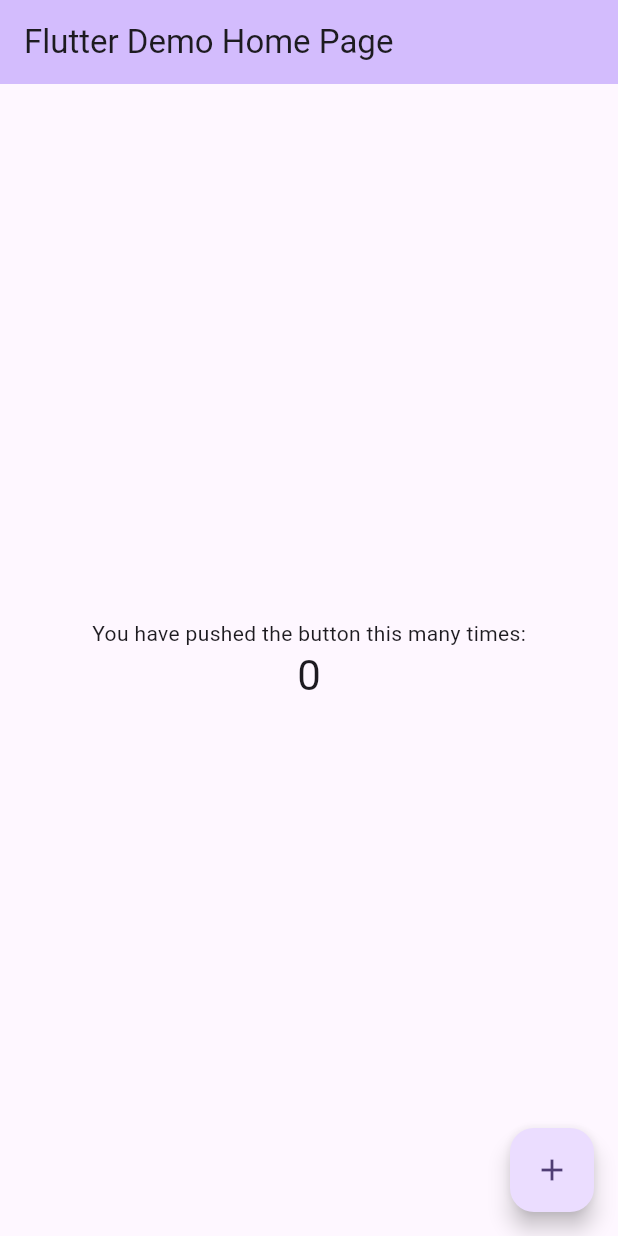
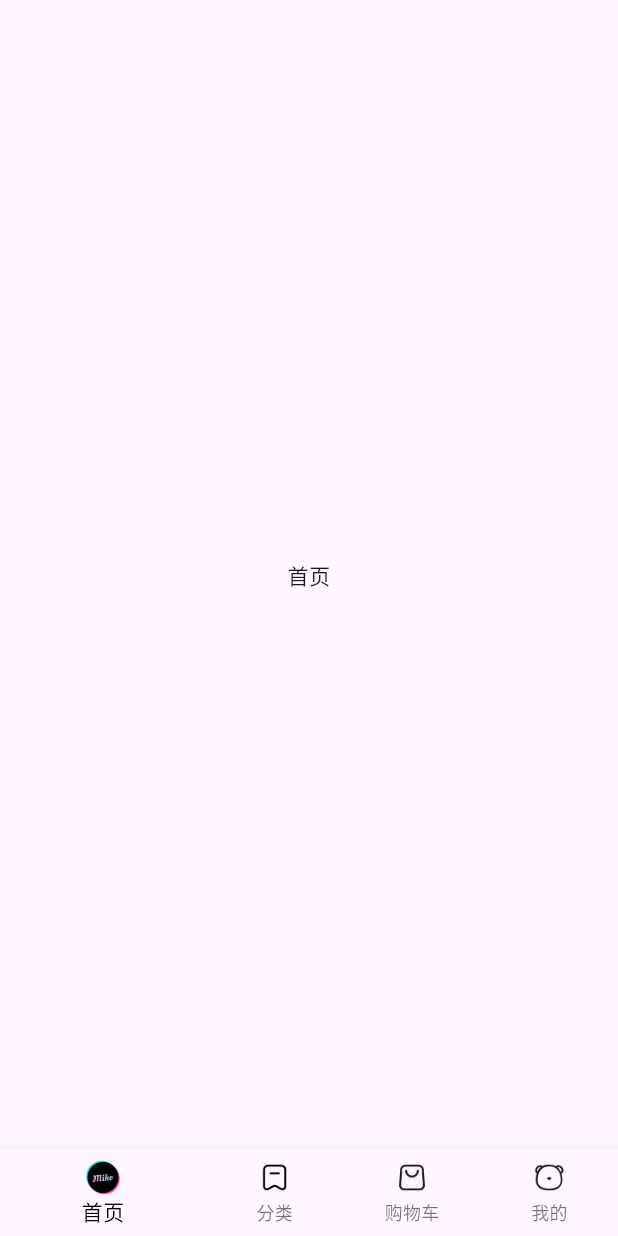
Before and after one commit to qingwajiao/flutter-pro-me-shop, a Flutter app: the screen it shows after launch, on a phone screen of 412 x 824 dp. Run offline on Flutter 3.47's test engine with Material 3 defaults, Android fonts, the phone set to English and light mode, and no system bars.

Commit message:
主页tab栏实现

```diff
--- a/lib/main.dart
+++ b/lib/main.dart
@@ -1,122 +1,6 @@
 import 'package:flutter/material.dart';
+import 'routes/index.dart';
 
-void main() {
-  runApp(const MyApp());
+void main(List<String> args) {
+  runApp(getRootWiget());
 }
-
-class MyApp extends StatelessWidget {
-  const MyApp({super.key});
-
-  // This widget is the root of your application.
-  @override
-  Widget build(BuildContext context) {
-    return MaterialApp(
-      title: 'Flutter Demo',
-      theme: ThemeData(
-        // This is the theme of your application.
-        //
-        // TRY THIS: Try running your application with "flutter run". You'll see
-        // the application has a purple toolbar. Then, without quitting the app,
-        // try changing the seedColor in the colorScheme below to Colors.green
-        // and then invoke "hot reload" (save your changes or press the "hot
-        // reload" button in a Flutter-supported IDE, or press "r" if you used
-        // the command line to start the app).
-        //
-        // Notice that the counter didn't reset back to zero; the application
-        // state is not lost during the reload. To reset the state, use hot
-        // restart instead.
-        //
-        // This works for code too, not just values: Most code changes can be
-        // tested with just a hot reload.
-        colorScheme: .fromSeed(seedColor: Colors.deepPurple),
-      ),
-      home: const MyHomePage(title: 'Flutter Demo Home Page'),
-    );
-  }
-}
-
-class MyHomePage extends StatefulWidget {
-  const MyHomePage({super.key, required this.title});
-
-  // This widget is the home page of your application. It is stateful, meaning
-  // that it has a State object (defined below) that contains fields that affect
-  // how it looks.
-
-  // This class is the configuration for the state. It holds the values (in this
-  // case the title) provided by the parent (in this case the App widget) and
-  // used by the build method of the State. Fields in a Widget subclass are
-  // always marked "final".
-
-  final String title;
-
-  @override
-  State<MyHomePage> createState() => _MyHomePageState();
-}
-
-class _MyHomePageState extends State<MyHomePage> {
-  int _counter = 0;
-
-  void _incrementCounter() {
-    setState(() {
-      // This call to setState tells the Flutter framework that something has
-      // changed in this State, which causes it to rerun the build method below
-      // so that the display can reflect the updated values. If we changed
-      // _counter without calling setState(), then the build method would not be
-      // called again, and so nothing would appear to happen.
-      _counter++;
-    });
-  }
-
-  @override
-  Widget build(BuildContext context) {
-    // This method is rerun every time setState is called, for instance as done
-    // by the _incrementCounter method above.
-    //
-    // The Flutter framework has been optimized to make rerunning build methods
-    // fast, so that you can just rebuild anything that needs updating rather
-    // than having to individually change instances of widgets.
-    return Scaffold(
-      appBar: AppBar(
-        // TRY THIS: Try changing the color here to a specific color (to
-        // Colors.amber, perhaps?) and trigger a hot reload to see the AppBar
-        // change color while the other colors stay the same.
-        backgroundColor: Theme.of(context).colorScheme.inversePrimary,
-        // Here we take the value from the MyHomePage object that was created by
-        // the App.build method, and use it to set our appbar title.
-        title: Text(widget.title),
-      ),
-      body: Center(
-        // Center is a layout widget. It takes a single child and positions it
-        // in the middle of the parent.
-        child: Column(
-          // Column is also a layout widget. It takes a list of children and
-          // arranges them vertically. By default, it sizes itself to fit its
-          // children horizontally, and tries to be as tall as its parent.
-          //
-          // Column has various properties to control how it sizes itself and
-          // how it positions its children. Here we use mainAxisAlignment to
-          // center the children vertically; the main axis here is the vertical
-          // axis because Columns are vertical (the cross axis would be
-          // horizontal).
-          //
-          // TRY THIS: Invoke "debug painting" (choose the "Toggle Debug Paint"
-          // action in the IDE, or press "p" in the console), to see the
-          // wireframe for each widget.
-          mainAxisAlignment: .center,
-          children: [
-            const Text('You have pushed the button this many times:'),
-            Text(
-              '$_counter',
-              style: Theme.of(context).textTheme.headlineMedium,
-            ),
-          ],
-        ),
-      ),
-      floatingActionButton: FloatingActionButton(
-        onPressed: _incrementCounter,
-        tooltip: 'Increment',
-        child: const Icon(Icons.add),
-      ),
-    );
-  }
-}
--- /dev/null
+++ b/lib/pages/Home/index.dart
@@ -0,0 +1,21 @@
+import 'package:flutter/material.dart';
+
+class HmoeView extends StatefulWidget{
+  const HmoeView({super.key});
+
+  @override
+  State<StatefulWidget> createState() => _hmoeViewState();
+
+}
+
+// ignore: camel_case_types
+class _hmoeViewState extends State<HmoeView> {
+  @override
+  Widget build(BuildContext context) {
+    return Scaffold(
+      body: Center(child: Text("首页"),
+      ),
+    );
+  }
+
+}
--- /dev/null
+++ b/lib/pages/Main/index.dart
@@ -0,0 +1,91 @@
+import 'package:flutter/material.dart';
+import 'package:me_shop/pages/Cart/index.dart';
+import 'package:me_shop/pages/Category/index.dart';
+import 'package:me_shop/pages/Home/index.dart';
+import 'package:me_shop/pages/Mine/index.dart';
+
+// 创建一个有状态的类
+
+class MainPage extends StatefulWidget{
+  const MainPage({super.key});
+
+  @override
+  State<StatefulWidget> createState() => _mainPageState();
+
+}
+
+  int _currentIndex = 0;
+// ignore: camel_case_types
+class _mainPageState extends State<MainPage> {
+
+  final List<Map<String,String>> _tabList = [
+    {
+
+      "icon":"lib/assets/ic_public_home_normal.png",
+      "active_icon":"lib/assets/ic_public_home_active.png",
+      "label":"首页",
+    },
+    {
+      "icon":"lib/assets/ic_public_pro_normal.png",
+      "active_icon":"lib/assets/ic_public_pro_active.png",
+      "label":"分类",
+    },
+    {
+      "icon":"lib/assets/ic_public_cart_normal.png",
+      "active_icon":"lib/assets/ic_public_cart_active.png",
+      "label":"购物车",
+    },
+    {
+      "icon":"lib/assets/ic_public_my_normal.png",
+      "active_icon":"lib/assets/ic_public_my_active.png",
+      "label":"我的",
+    },
+  ];
+
+  List<BottomNavigationBarItem> _getItems(){
+    return List.generate(_tabList.length, (index){
+      var item = _tabList[index];
+      return BottomNavigationBarItem(
+        icon: Image.asset(item["icon"]!,width: 24,height: 24,),
+        activeIcon: Image.asset(item["active_icon"]!,width: 24,height: 24,),
+        label: item["label"],
+      );
+    });
+  }
+
+  List<Widget> _getViews(){
+    return [
+      HmoeView(),
+      CategoryView(),
+      CartView(),
+      MineView(),
+    ];
+  }
+
+  @override
+  Widget build(BuildContext context) {
+    return Scaffold(
+      body: SafeArea( // 适配刘海屏
+        child: IndexedStack( // 保持页面状态
+          index: _currentIndex,
+          children: _getViews(), // 页面列表
+      ),),
+
+      bottomNavigationBar: BottomNavigationBar(
+        showUnselectedLabels: true, // 显示未选中标签
+        selectedItemColor: Colors.black, // 选中颜色
+        unselectedItemColor: Colors.black54, // 未选中颜色
+        onTap: (index) => {  // 点击事件
+          _currentIndex = index,
+          setState(() {
+        })
+        },
+        items: _getItems(), // 底部导航栏项
+        currentIndex: _currentIndex, // 当前选中索引
+
+      ),
+    );
+  }
+
+
+}
--- a/pubspec.yaml
+++ b/pubspec.yaml
@@ -58,8 +58,8 @@ flutter:
   uses-material-design: true
 
   # To add assets to your application, add an assets section, like this:
-  # assets:
-  #   - images/a_dot_burr.jpeg
+  assets:
+    - lib/assets/
   #   - images/a_dot_ham.jpeg
 
   # An image asset can refer to one or more resolution-specific "variants", see
```
Also changed, not shown: lib/pages/Cart/index.dart (added, +22 -0 lines), lib/pages/Category/index.dart (added, +21 -0 lines), lib/pages/Login/index.dart (added, +25 -0 lines), lib/pages/Mine/index.dart (added, +21 -0 lines), lib/routes/index.dart (added, +18 -0 lines), lib/assets/ic_public_cart_active.png (added), lib/assets/ic_public_cart_normal.png (added), lib/assets/ic_public_home_active.png (added), lib/assets/ic_public_home_normal.png (added), lib/assets/ic_public_my_active.png (added), lib/assets/ic_public_my_normal.png (added), lib/assets/ic_public_pro_active.png (added), lib/assets/ic_public_pro_normal.png (added).
